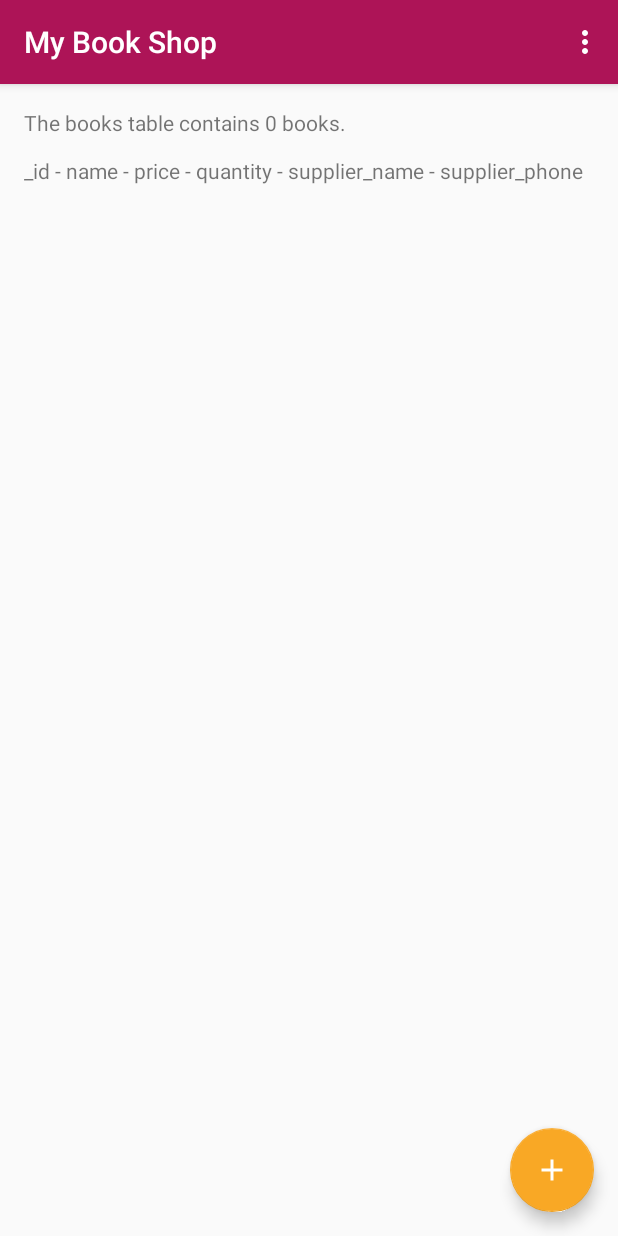
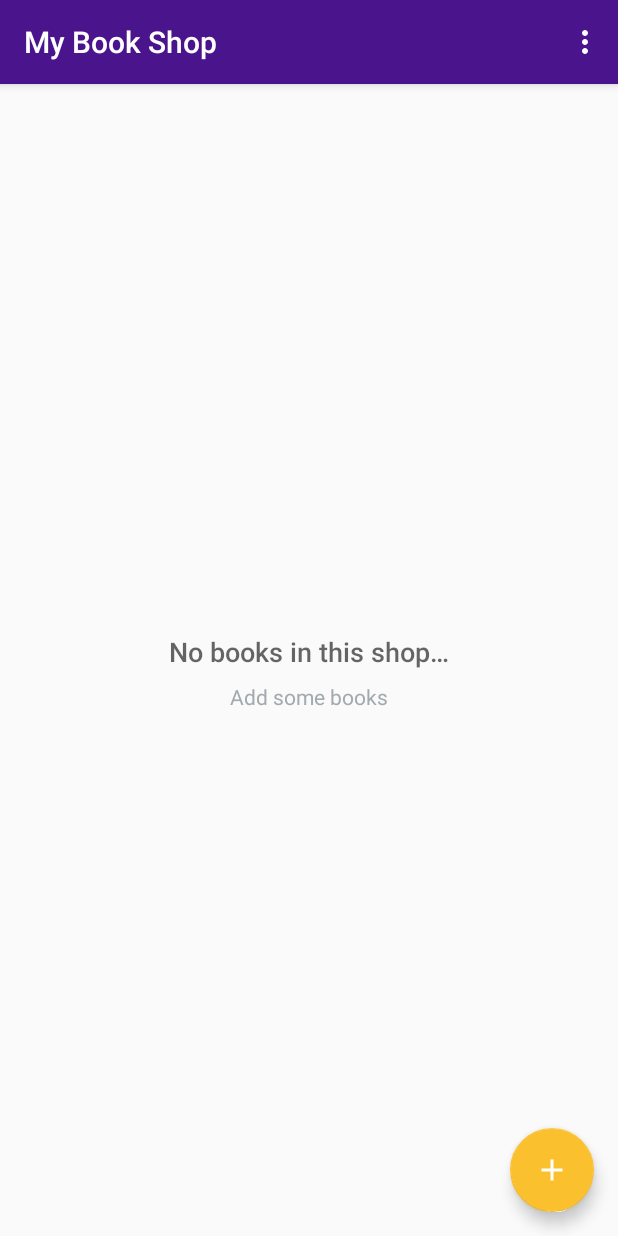
Before and after one commit to amaliaman/MyBookShop, an Android app: the screen it shows after launch (CatalogActivity), on a phone screen of 412 x 824 dp. Run offline under Robolectric (Android 15) with nearby library versions, the phone set to English and light mode, and no system bars.

Commit message:
Add cursor adapter + loader

```diff
--- a/app/src/main/java/com/example/ami/mybookshop/CatalogActivity.java
+++ b/app/src/main/java/com/example/ami/mybookshop/CatalogActivity.java
@@ -1,26 +1,27 @@
 package com.example.ami.mybookshop;
 
+import android.app.LoaderManager;
 import android.content.ContentValues;
+import android.content.CursorLoader;
 import android.content.Intent;
+import android.content.Loader;
 import android.database.Cursor;
-import android.database.sqlite.SQLiteDatabase;
+import android.net.Uri;
 import android.os.Bundle;
 import android.support.design.widget.FloatingActionButton;
 import android.support.v7.app.AppCompatActivity;
 import android.view.Menu;
 import android.view.MenuItem;
 import android.view.View;
-import android.widget.TextView;
+import android.widget.ListView;
 import android.widget.Toast;
 
 import com.example.ami.mybookshop.data.BookContract.BookEntry;
-import com.example.ami.mybookshop.data.BookDbHelper;
 
-import java.util.Locale;
+public class CatalogActivity extends AppCompatActivity implements LoaderManager.LoaderCallbacks<Cursor> {
 
-public class CatalogActivity extends AppCompatActivity {
-
-    BookDbHelper mDbHelper;
+    private static final int BOOK_LOADER = 0;
+    private BookCursorAdapter mBooksAdapter;
 
     @Override
     protected void onCreate(Bundle savedInstanceState) {
@@ -37,8 +38,23 @@ public class CatalogActivity extends AppCompatActivity {
             }
         });
 
-        // Get DB helper
-        mDbHelper = new BookDbHelper(this);
+        // Find ListView to populate
+        ListView bookListView = findViewById(R.id.book_list);
+
+        // Find and set empty view on the ListView, so that it only shows when the list has 0 items.
+        View emptyView = findViewById(R.id.empty_view);
+        bookListView.setEmptyView(emptyView);
+        // todo: show/hide empty text view when data loaded
+
+        // Setup cursor adapter using cursor from last step
+        mBooksAdapter = new BookCursorAdapter(this, null);
+
+        // Attach cursor adapter to the ListView
+        bookListView.setAdapter(mBooksAdapter);
+
+        // Prepare the loader. Either re-connect with an existing one,
+        // or start a new one.
+        getLoaderManager().initLoader(BOOK_LOADER, null, this);
     }
 
     /**
@@ -58,8 +74,7 @@ public class CatalogActivity extends AppCompatActivity {
         switch (item.getItemId()) {
             // Respond to a click on the "Insert dummy data" menu option
             case R.id.action_insert_dummy_data:
-                insertBook();
-                displayDatabaseInfo();
+                insertDummyBook();
                 return true;
         }
         return super.onOptionsItemSelected(item);
@@ -68,112 +83,56 @@ public class CatalogActivity extends AppCompatActivity {
     /**
      * Insert dummy data to test the app
      */
-    private void insertBook() {
-        // Gets the data repository in write mode
-        SQLiteDatabase db = mDbHelper.getWritableDatabase();
-
+    private void insertDummyBook() {
         // Create a new map of values, where column names are the keys
         ContentValues values = new ContentValues();
         values.put(BookEntry.COLUMN_BOOK_NAME, "Three Men in a Boat");
+        values.put(BookEntry.COLUMN_BOOK_AUTHOR, "Jerome K. Jerome");
+        values.put(BookEntry.COLUMN_BOOK_YEAR, 1889);
+        values.put(BookEntry.COLUMN_BOOK_CATEGORY, this.getString(R.string.category_fiction));
         values.put(BookEntry.COLUMN_BOOK_PRICE, 7.99);
         values.put(BookEntry.COLUMN_BOOK_QUANTITY, 3);
         values.put(BookEntry.COLUMN_BOOK_SUPPLIER_NAME, "BooksRUs");
         values.put(BookEntry.COLUMN_BOOK_SUPPLIER_PHONE, "555-666-777");
 
         // Insert the new row, returning the primary key value of the new row
-        long newRowId = db.insert(BookEntry.TABLE_NAME, null, values);
-        String message = null;
-        if (newRowId != -1) {
-            message = "New row id: " + newRowId;
+        Uri newUri = getContentResolver().insert(BookEntry.CONTENT_URI, values);
+
+        String message = "";
+        if (newUri != null) {
+            message = "Book saved";
         } else {
             message = "Error saving book";
         }
         Toast.makeText(this, message, Toast.LENGTH_SHORT).show();
-
     }
 
-    /**
-     * Temporary helper method to display information in the onscreen TextView about the state of
-     * the pets database.
-     */
-    private void displayDatabaseInfo() {
-        // Create and/or open a database to read from it
-        SQLiteDatabase db = mDbHelper.getReadableDatabase();
 
-        String[] columns = {BookEntry._ID,
+    // Called when a new Loader needs to be created
+    @Override
+    public Loader<Cursor> onCreateLoader(int id, Bundle args) {
+        String[] projection = new String[]{
+                BookEntry._ID,
                 BookEntry.COLUMN_BOOK_NAME,
+                BookEntry.COLUMN_BOOK_AUTHOR,
                 BookEntry.COLUMN_BOOK_PRICE,
-                BookEntry.COLUMN_BOOK_QUANTITY,
-                BookEntry.COLUMN_BOOK_SUPPLIER_NAME,
-                BookEntry.COLUMN_BOOK_SUPPLIER_PHONE
+                BookEntry.COLUMN_BOOK_QUANTITY
         };
-
-        Cursor cursor = db.query(
-                BookEntry.TABLE_NAME,   // The table to query
-                null,             // The array of columns to return (pass null to get all)
-                null,              // The columns for the WHERE clause
-                null,          // The values for the WHERE clause
-                null,                   // don't group the rows
-                null,                   // don't filter by row groups
-                null               // The sort order
-        );
-
-        TextView displayView = findViewById(R.id.text_view_dummy);
-
-        try {
-            displayView.setText(String.format(Locale.getDefault(), "%s %d %s.\n\n",
-                    getString(R.string.dummy_books_string), cursor.getCount(), getString(R.string.dummy_books_string_end)));
-
-            final String DELIMITER = " - ";
-            final String NEW_LINE = "\n";
-            StringBuilder sb = new StringBuilder();
-            sb.append(BookEntry._ID).append(DELIMITER)
-                    .append(BookEntry.COLUMN_BOOK_NAME).append(DELIMITER)
-                    .append(BookEntry.COLUMN_BOOK_PRICE).append(DELIMITER)
-                    .append(BookEntry.COLUMN_BOOK_QUANTITY).append(DELIMITER)
-                    .append(BookEntry.COLUMN_BOOK_SUPPLIER_NAME).append(DELIMITER)
-                    .append(BookEntry.COLUMN_BOOK_SUPPLIER_PHONE).append(NEW_LINE);
-            displayView.append(sb);
-
-            // Figure out the index of each column
-            int idColumnIndex = cursor.getColumnIndex(BookEntry._ID);
-            int nameColumnIndex = cursor.getColumnIndex(BookEntry.COLUMN_BOOK_NAME);
-            int priceColumnIndex = cursor.getColumnIndex(BookEntry.COLUMN_BOOK_PRICE);
-            int quantityColumnIndex = cursor.getColumnIndex(BookEntry.COLUMN_BOOK_QUANTITY);
-            int supplierNameColumnIndex = cursor.getColumnIndex(BookEntry.COLUMN_BOOK_SUPPLIER_NAME);
-            int supplierPhoneColumnIndex = cursor.getColumnIndex(BookEntry.COLUMN_BOOK_SUPPLIER_PHONE);
-
-            // Iterate through all the returned rows in the cursor
-            while (cursor.moveToNext()) {
-                // Use that index to extract the String or Int value of the word
-                // at the current row the cursor is on.
-                int currentID = cursor.getInt(idColumnIndex);
-                String currentName = cursor.getString(nameColumnIndex);
-                String currentPrice = String.valueOf(cursor.getDouble(priceColumnIndex));
-                String currentQuantity = String.valueOf(cursor.getInt(quantityColumnIndex));
-                String currentSupplierName = cursor.getString(supplierNameColumnIndex);
-                String currentSupplierPhone = cursor.getString(supplierPhoneColumnIndex);
-
-                // Display the values from each column of the current row in the cursor in the TextView
-                sb.setLength(0);
-                sb.append(NEW_LINE).append(currentID).append(DELIMITER)
-                        .append(currentName).append(DELIMITER)
-                        .append(currentPrice).append(DELIMITER)
-                        .append(currentQuantity).append(DELIMITER)
-                        .append(currentSupplierName).append(DELIMITER)
-                        .append(currentSupplierPhone).append(DELIMITER);
-                displayView.append(sb);
-            }
-        } finally {
-            // Always close the cursor when you're done reading from it. This releases all its
-            // resources and makes it invalid.
-            cursor.close();
-        }
+        // Now create and return a CursorLoader that will take care of
+        // creating a Cursor for the data being displayed.
+        return new CursorLoader(this, BookEntry.CONTENT_URI,
+                projection, null, null, null);
     }
 
+    // Called when a previously created loader has finished loading
     @Override
-    protected void onStart() {
-        super.onStart();
-        displayDatabaseInfo();
+    public void onLoadFinished(Loader<Cursor> loader, Cursor data) {
+        mBooksAdapter.swapCursor(data);
+    }
+
+    // Called when a previously created loader is reset, making the data unavailable
+    @Override
+    public void onLoaderReset(Loader<Cursor> loader) {
+        mBooksAdapter.swapCursor(null);
     }
 }
--- a/app/src/main/java/com/example/ami/mybookshop/data/BookDbHelper.java
+++ b/app/src/main/java/com/example/ami/mybookshop/data/BookDbHelper.java
@@ -11,7 +11,7 @@ public class BookDbHelper extends SQLiteOpenHelper {
     private static final String DATABASE_NAME = "bookShop.db";
     private static final int DATABASE_VERSION = 1;
 
-    public BookDbHelper(Context context) {
+    BookDbHelper(Context context) {
         super(context, DATABASE_NAME, null, DATABASE_VERSION);
     }
 
--- a/app/src/main/res/layout/activity_catalog.xml
+++ b/app/src/main/res/layout/activity_catalog.xml
@@ -11,6 +11,41 @@
         android:layout_height="match_parent"
         android:padding="@dimen/activity_margin" />
 
+    <!-- Empty view for the list -->
+    <RelativeLayout
+        android:id="@+id/empty_view"
+        android:layout_width="wrap_content"
+        android:layout_height="wrap_content"
+        android:layout_centerInParent="true">
+
+        <TextView
+            android:id="@+id/empty_title_text"
+            android:layout_width="wrap_content"
+            android:layout_height="wrap_content"
+            android:layout_centerHorizontal="true"
+            android:fontFamily="sans-serif-medium"
+            android:paddingTop="16dp"
+            android:text="@string/empty_view_title_text"
+            android:textAppearance="?android:textAppearanceMedium" />
+
+        <TextView
+            android:id="@+id/empty_subtitle_text"
+            android:layout_width="wrap_content"
+            android:layout_height="wrap_content"
+            android:layout_below="@+id/empty_title_text"
+            android:layout_centerHorizontal="true"
+            android:fontFamily="sans-serif"
+            android:paddingTop="8dp"
+            android:text="@string/empty_view_subtitle_text"
+            android:textAppearance="?android:textAppearanceSmall"
+            android:textColor="#A2AAB0" />
+    </RelativeLayout>
+
+    <ListView
+        android:id="@+id/book_list"
+        android:layout_width="match_parent"
+        android:layout_height="match_parent" />
+
     <android.support.design.widget.FloatingActionButton
         android:id="@+id/fab"
         android:layout_width="wrap_content"
--- a/app/src/main/res/values/colors.xml
+++ b/app/src/main/res/values/colors.xml
@@ -4,13 +4,13 @@
     <color name="colorPrimaryDark">#303F9F</color>
     <color name="colorAccent">#FF4081</color>
 
-    <!--https://material.io/tools/color/#!/?view.left=0&view.right=0&primary.color=AD1457&secondary.color=F9A825-->
-    <color name="primaryColor">#ad1457</color>
-    <color name="primaryLightColor">#e35183</color>
-    <color name="primaryDarkColor">#78002e</color>
-    <color name="secondaryColor">#f9a825</color>
-    <color name="secondaryLightColor">#ffd95a</color>
-    <color name="secondaryDarkColor">#c17900</color>
+    <!--https://material.io/tools/color/#!/?view.left=0&view.right=0&primary.color=4A148C&secondary.color=FBC02D-->
+    <color name="primaryColor">#4a148c</color>
+    <color name="primaryLightColor">#7c43bd</color>
+    <color name="primaryDarkColor">#12005e</color>
+    <color name="secondaryColor">#fbc02d</color>
+    <color name="secondaryLightColor">#fff263</color>
+    <color name="secondaryDarkColor">#c49000</color>
     <color name="primaryTextColor">#ffffff</color>
     <color name="secondaryTextColor">#000000</color>
 </resources>
--- a/app/src/main/res/values/ic_launcher_background.xml
+++ b/app/src/main/res/values/ic_launcher_background.xml
@@ -1,4 +1,4 @@
 <?xml version="1.0" encoding="utf-8"?>
 <resources>
-    <color name="ic_launcher_background">#AD1457</color>
+    <color name="ic_launcher_background">#4a148c</color>
 </resources>
--- a/app/src/main/res/values/strings.xml
+++ b/app/src/main/res/values/strings.xml
@@ -15,4 +15,11 @@
     <string name="category_biography">Biography</string>
     <string name="category_crime_thriller">Crime &amp; Thriller</string>
     <string name="category_history">History</string>
+
+    <string name="empty_view_title_text">No books in this shop…</string>
+    <string name="empty_view_subtitle_text">Add some books</string>
+    <string name="sale">Sale</string>
+    <string name="details">Details</string>
+    <string name="quantity_label">Quantity:</string>
+    <string name="price_label">Price:</string>
 </resources>
```
Also changed, not shown: app/src/main/java/com/example/ami/mybookshop/BookCursorAdapter.java (added, +76 -0 lines), app/src/main/res/drawable-v24/ic_launcher_foreground.xml (deleted, +0 -34 lines), app/src/main/res/drawable/bg_sale.xml (added, +8 -0 lines), app/src/main/res/drawable/ic_sale.xml (added, +9 -0 lines), app/src/main/res/layout/list_item.xml (added, +58 -0 lines).
